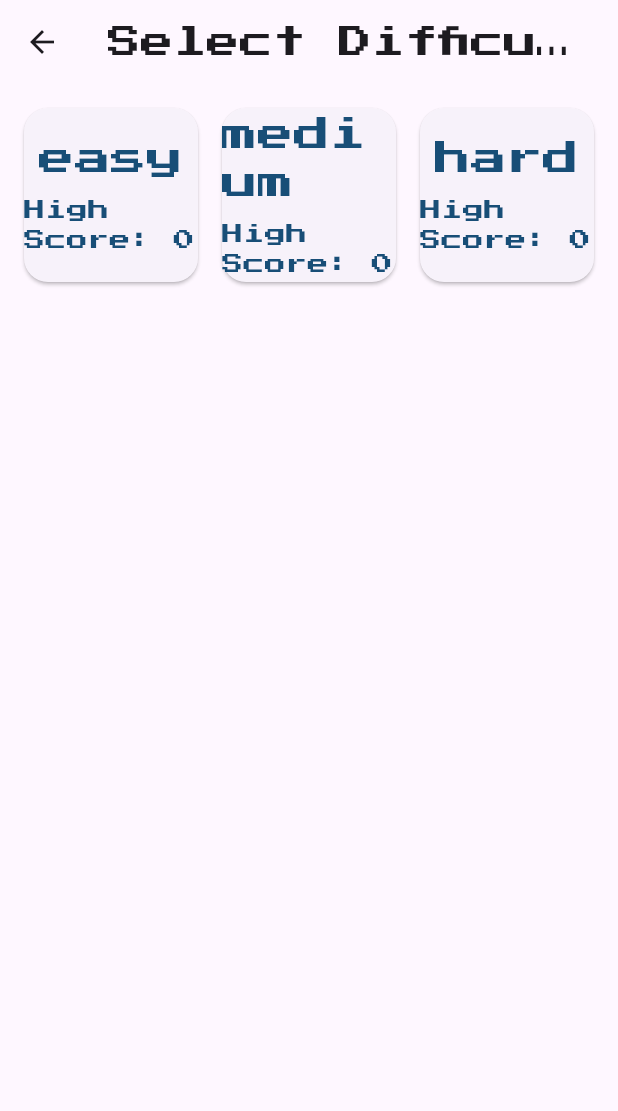
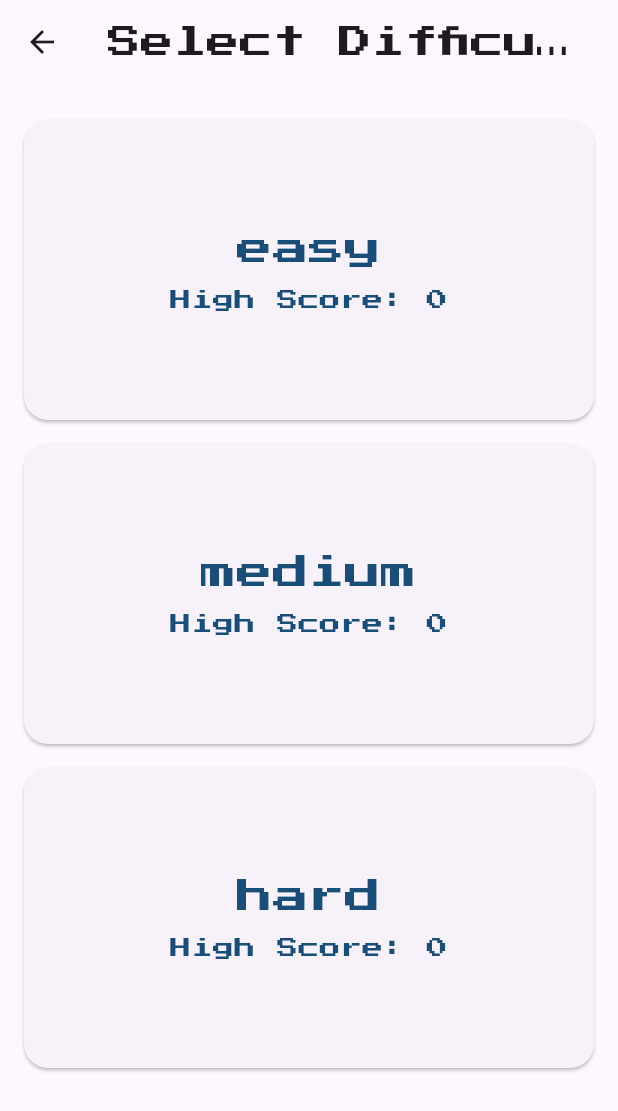
Before and after one commit to aarneaaltonen/crackdown_flutter_game, a Flutter app: the LevelSelectionScreen screen opened directly, on a phone screen of 412 x 824 dp. Shown: the top 1111 px of the screen. Run offline on Flutter 3.47's test engine with Material 3 defaults, Android fonts, the light colour scheme and no system bars; drawn by our look-alikes of flutter_animate; our stand-ins replace get, google_fonts, hive_ce_flutter; missing offline and left inert: flame; accounts and stored records are empty.

Commit message:
breakpoints for responsive design

```diff
--- a/lib/src/components/egg.dart
+++ b/lib/src/components/egg.dart
@@ -23,7 +23,10 @@ class Egg extends PositionComponent
   }) : super(
           anchor: Anchor.center,
           size: Vector2.all(baseRadius * 2),
-        );
+        ) {
+    // Add a larger hitbox for easier dragging
+    debugMode = true;
+  }
 
   bool _isDragging = false;
   final Vector2 velocity;
--- a/lib/src/config.dart
+++ b/lib/src/config.dart
@@ -1,3 +1,9 @@
 const gameWidth = 1000.0;
 const gameHeight = 1600.0;
 const eggRadius = gameWidth * 0.05;
+
+class BreakPoints {
+  static const double small = 600.0;
+  static const double medium = 800.0;
+  static const double large = 1200.0;
+}
--- a/lib/src/widgets/level_selection_screen.dart
+++ b/lib/src/widgets/level_selection_screen.dart
@@ -2,7 +2,7 @@ import 'package:crackdown_flutter_game/src/controllers/difficulty_controller.dar
 import 'package:flutter/material.dart';
 import 'package:get/get.dart';
 import 'package:flutter_animate/flutter_animate.dart';
-
+import '../config.dart';
 import '../controllers/high_score_controller.dart';
 
 class LevelSelectionScreen extends StatelessWidget {
@@ -13,6 +13,14 @@ class LevelSelectionScreen extends StatelessWidget {
     final highScoreController = Get.find<HighScoreController>();
     final DifficultyController difficultyController =
         Get.find<DifficultyController>();
+    final size = MediaQuery.of(context).size;
+    final isSmallScreen = size.width < BreakPoints.medium;
+
+    final difficultyInfo = {
+      Difficulty.easy: "Slow eggs, two spawn points",
+      Difficulty.medium: "Slow eggs, three spawn points",
+      Difficulty.hard: "Fast, wobbly eggs, three spawn points",
+    };
 
     return Scaffold(
       appBar: AppBar(
@@ -22,21 +30,74 @@ class LevelSelectionScreen extends StatelessWidget {
           onPressed: () => Get.back(),
         ),
       ),
-      body: GridView.builder(
+      body: Padding(
         padding: const EdgeInsets.all(16),
+        child: isSmallScreen
+            ? Column(
+                mainAxisAlignment: MainAxisAlignment.start,
+                children: Difficulty.values.map((difficulty) {
+                  return Padding(
+                    padding: const EdgeInsets.symmetric(vertical: 8.0),
+                    child: Tooltip(
+                      preferBelow: true,
+                      message: difficultyInfo[difficulty]!,
+                      verticalOffset: 80,
+                      child: SizedBox(
+                        height: 200,
+                        width: double.infinity,
+                        child: ElevatedButton(
+                          onPressed: () {
+                            difficultyController.changeDifficulty(difficulty);
+                            Get.offAllNamed('/game');
+                          },
+                          style: ElevatedButton.styleFrom(
+                            shape: RoundedRectangleBorder(
+                              borderRadius: BorderRadius.circular(16),
+                            ),
+                            padding: EdgeInsets.zero,
+                          ),
+                          child: Column(
+                            mainAxisAlignment: MainAxisAlignment.center,
+                            children: [
+                              Text(
+                                difficulty.name,
+                                style:
+                                    Theme.of(context).textTheme.headlineSmall,
+                              ),
+                              const SizedBox(height: 8),
+                              Obx(() => Text(
+                                    'High Score: ${highScoreController.getHighScore(difficulty)}',
+                                    style:
+                                        Theme.of(context).textTheme.bodyMedium,
+                                  )),
+                            ],
+                          ),
+                        ).animate().fadeIn(
+                            delay: (50 * Difficulty.values.indexOf(difficulty))
+                                .ms),
+                      ),
+                    ),
+                  );
+                }).toList(),
+              )
+            : GridView.builder(
                 gridDelegate: const SliverGridDelegateWithFixedCrossAxisCount(
                   crossAxisCount: 3,
                   childAspectRatio: 1,
                   crossAxisSpacing: 16,
                   mainAxisSpacing: 16,
                 ),
-        itemCount: 3,
+                itemCount: Difficulty.values.length,
                 itemBuilder: (context, index) {
                   final difficulty = Difficulty.values[index];
-          return ElevatedButton(
+                  return Tooltip(
+                    preferBelow: true,
+                    message: difficultyInfo[difficulty]!,
+                    verticalOffset: 80,
+                    child: ElevatedButton(
                       onPressed: () {
                         difficultyController.changeDifficulty(difficulty);
-              Get.back();
+                        Get.offAllNamed('/game');
                       },
                       style: ElevatedButton.styleFrom(
                         shape: RoundedRectangleBorder(
@@ -58,16 +119,10 @@ class LevelSelectionScreen extends StatelessWidget {
                               )),
                         ],
                       ),
-          )
-              .animate()
-              .scale(
-                duration: 200.ms,
-                curve: Curves.easeOut,
-                begin: const Offset(0.8, 0.8),
-                end: const Offset(1, 1),
-              )
-              .fadeIn(duration: 200.ms, delay: (50 * index).ms);
+                    ).animate().fadeIn(delay: (50 * index).ms),
+                  );
                 },
+              ),
       ),
     );
   }
```
Also changed, not shown: lib/main.dart (+29 -1 lines), lib/src/crackdown_game.dart (+9 -2 lines), lib/src/widgets/game_app.dart (+22 -19 lines), lib/src/widgets/home_screen.dart (added, +107 -0 lines), lib/src/widgets/overlay_screen.dart (+15 -2 lines). Lines whose indentation alone changed are shown as unchanged.
